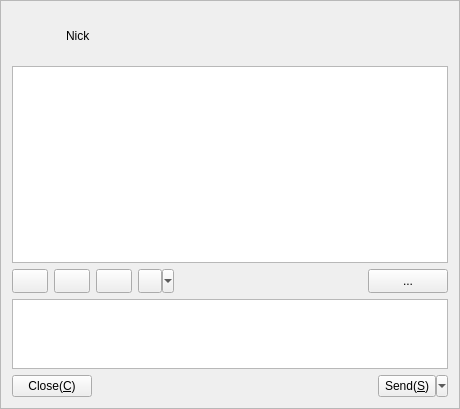
Qt form Widgets/FrmMessage/FrmMessage.ui (KangLin/RabbitIm) before a commit.
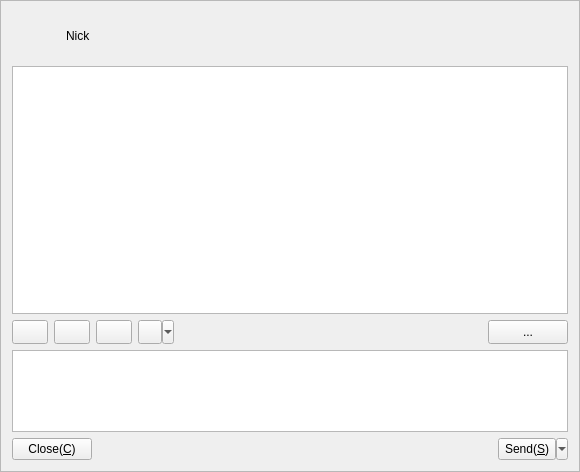
The same form after that commit. Icons and pictures are not drawn. Custom widgets are drawn as their Qt base class.

```diff
--- a/Widgets/FrmMessage/FrmMessage.ui
+++ b/Widgets/FrmMessage/FrmMessage.ui
@@ -6,8 +6,8 @@
    <rect>
     <x>0</x>
     <y>0</y>
-    <width>460</width>
-    <height>409</height>
+    <width>580</width>
+    <height>472</height>
    </rect>
   </property>
   <property name="windowTitle">
```
Left out of the diff: 1 changed line with no effect on the pictures.
